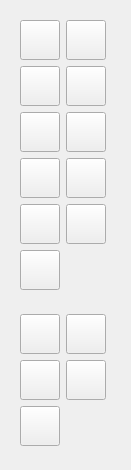
First picture: the form in visualization/GUI/pdw/pdwtools.ui, repository sepehrgh98/PyCoolEdit, before the edit.
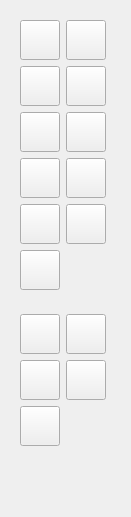
Second picture: the form after the edit. Icons and pictures are not drawn.

The edit to the form file:
```diff
--- a/visualization/GUI/pdw/pdwtools.ui
+++ b/visualization/GUI/pdw/pdwtools.ui
@@ -7,7 +7,7 @@
     <x>0</x>
     <y>0</y>
     <width>131</width>
-    <height>470</height>
+    <height>517</height>
    </rect>
   </property>
   <property name="windowTitle">
```
Left out of the diff: 292 changed lines with no effect on the pictures.
